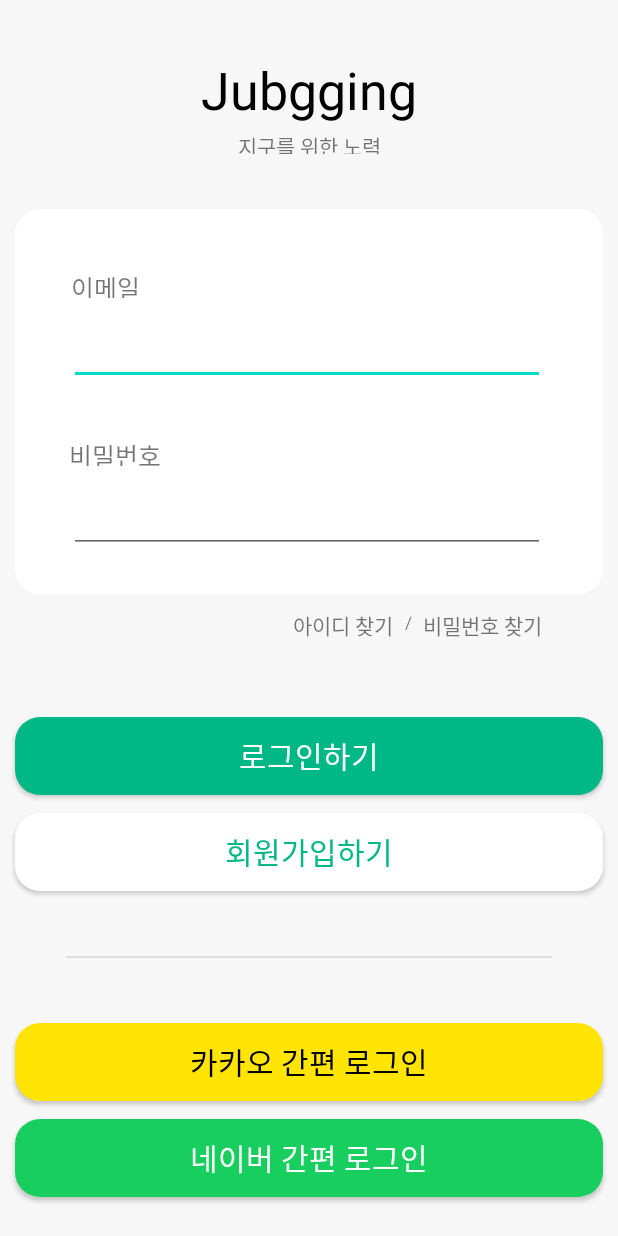
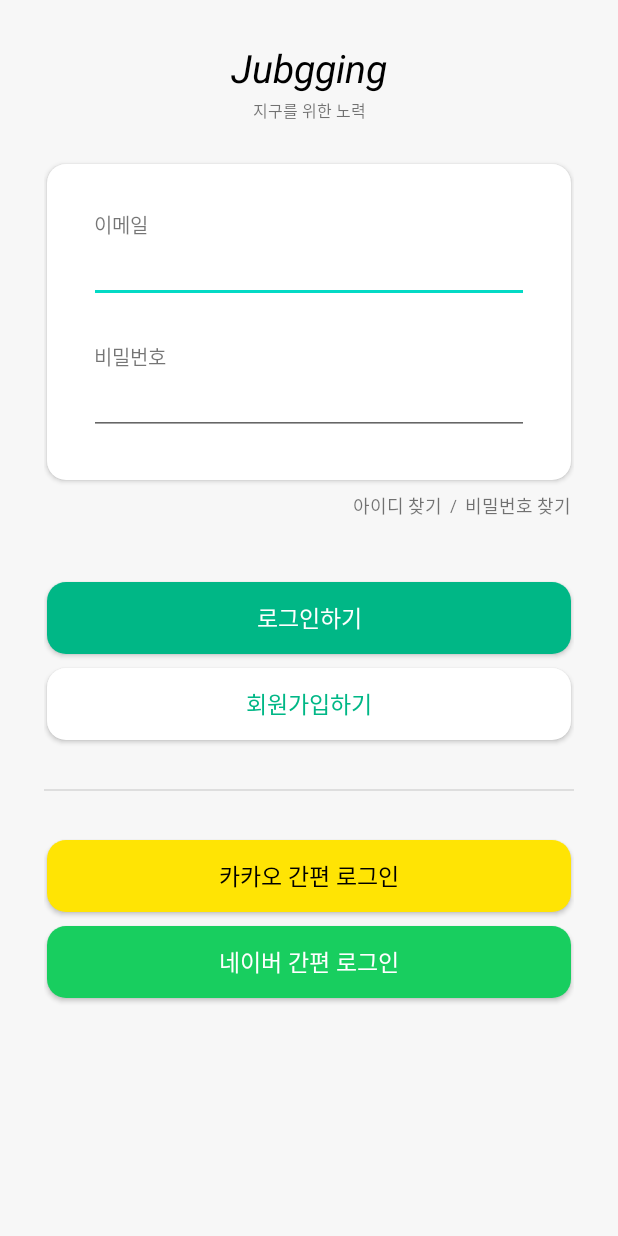
Before and after one commit to To-be-young/Jubgging_AOS, an Android app: the screen it shows after launch (LoginActivity), on a phone screen of 412 x 824 dp. Run offline under Robolectric (Android 15) with nearby library versions, the phone set to English and light mode, and no system bars.

Commit message:
login_xml 수정

```diff
--- a/Jubgging/app/src/main/res/drawable/login_kakao_login_btn.xml
+++ b/Jubgging/app/src/main/res/drawable/login_background_drawable.xml
@@ -1,9 +1,6 @@
 <?xml version="1.0" encoding="utf-8"?>
 <shape xmlns:android="http://schemas.android.com/apk/res/android"
     android:shape="rectangle" >
-    <solid android:color="#ffe404"/>
-    <corners android:bottomRightRadius="16.7dp"
-        android:bottomLeftRadius="16.7dp"
-        android:topLeftRadius="16.7dp"
-        android:topRightRadius="16.7dp"/>
+    <solid android:color="#ffffff"/>
+    <corners android:radius="12.5dp"/>
 </shape>
--- a/Jubgging/app/src/main/res/drawable/login_login_btn_shape.xml
+++ b/Jubgging/app/src/main/res/drawable/login_btn_background_drawable.xml
@@ -2,8 +2,5 @@
 <shape xmlns:android="http://schemas.android.com/apk/res/android"
     android:shape="rectangle" >
     <solid android:color="@color/green_blue"/>
-    <corners android:bottomRightRadius="16.7dp"
-        android:bottomLeftRadius="16.7dp"
-        android:topLeftRadius="16.7dp"
-        android:topRightRadius="16.7dp"/>
+    <corners android:radius="12.5dp"/>
 </shape>
--- a/Jubgging/app/src/main/res/drawable/login_layount_shape.xml
+++ b/Jubgging/app/src/main/res/drawable/login_kakao_btn_background_drawable.xml
@@ -1,9 +1,6 @@
 <?xml version="1.0" encoding="utf-8"?>
 <shape xmlns:android="http://schemas.android.com/apk/res/android"
     android:shape="rectangle" >
-    <solid android:color="#ffffff"/>
-    <corners android:bottomRightRadius="16.7dp"
-        android:bottomLeftRadius="16.7dp"
-        android:topLeftRadius="16.7dp"
-        android:topRightRadius="16.7dp"/>
+    <solid android:color="#ffe404"/>
+    <corners android:radius="12.5dp"/>
 </shape>
--- a/Jubgging/app/src/main/res/drawable/login_naver_login_btn.xml
+++ b/Jubgging/app/src/main/res/drawable/login_naver_btn_background_drawable.xml
@@ -2,9 +2,5 @@
 <shape xmlns:android="http://schemas.android.com/apk/res/android"
     android:shape="rectangle">
     <solid android:color="#18ce5f" />
-    <corners
-        android:bottomLeftRadius="16.7dp"
-        android:bottomRightRadius="16.7dp"
-        android:topLeftRadius="16.7dp"
-        android:topRightRadius="16.7dp" />
+    <corners android:radius="12.5dp" />
 </shape>
--- a/Jubgging/app/src/main/res/layout/activity_login.xml
+++ b/Jubgging/app/src/main/res/layout/activity_login.xml
@@ -7,190 +7,239 @@
     android:background="@color/light_grey"
     tools:context=".LoginActivity">
 
+    <ScrollView
+        android:layout_width="match_parent"
+        android:layout_height="wrap_content"
+        android:orientation="vertical">
+
+    <androidx.constraintlayout.widget.ConstraintLayout
+        android:layout_width="match_parent"
+        android:layout_height="match_parent"
+        android:paddingHorizontal="29.1dp">
+
 
         <TextView
-        android:id="@+id/login_title_txt"
+            android:id="@+id/login_title_tv"
             android:layout_width="wrap_content"
             android:layout_height="wrap_content"
-        android:layout_marginTop="36.7dp"
+            android:layout_marginTop="27.5dp"
             android:text="@string/login_title"
             android:textColor="#000000"
-        android:textSize="34.7sp"
-        android:textStyle="normal"
+            android:textSize="26sp"
+            android:textStyle="italic"
             app:layout_constraintEnd_toEndOf="parent"
             app:layout_constraintStart_toStartOf="parent"
             app:layout_constraintTop_toTopOf="parent" />
 
         <TextView
-        android:id="@+id/login_sub_title_txt"
-        android:layout_width="110dp"
-        android:layout_height="16.3dp"
-        android:layout_marginTop="3.3dp"
+            android:id="@+id/login_sub_title_tv"
+            android:layout_width="wrap_content"
+            android:layout_height="wrap_content"
+            android:layout_marginTop="2.5dp"
             android:fontFamily="@font/nanumgothic_regular"
             android:text="@string/login_subtitle"
             android:textAlignment="center"
-        android:textSize="14sp"
+            android:textSize="10.5sp"
             app:layout_constraintEnd_toEndOf="parent"
             app:layout_constraintStart_toStartOf="parent"
-        app:layout_constraintTop_toBottomOf="@+id/login_title_txt" />
+            app:layout_constraintTop_toBottomOf="@+id/login_title_tv" />
 
         <androidx.constraintlayout.widget.ConstraintLayout
-        android:id="@+id/login_login_view"
-        android:layout_width="391.7dp"
-        android:layout_height="256.7dp"
-        android:layout_marginTop="36.7dp"
+            android:id="@+id/login_user_input_cl"
+            android:layout_width="match_parent"
+            android:layout_height="wrap_content"
+            android:layout_marginHorizontal="2dp"
+            android:layout_marginTop="27.5dp"
+            android:background="@drawable/login_background_drawable"
+            android:elevation="2dp"
+            android:paddingHorizontal="27.9dp"
+            android:paddingVertical="30dp"
             app:layout_constraintEnd_toEndOf="parent"
+            app:layout_constraintHorizontal_bias="0.0"
             app:layout_constraintStart_toStartOf="parent"
-        android:background="@drawable/login_layount_shape"
-        app:layout_constraintTop_toBottomOf="@+id/login_sub_title_txt">
+            app:layout_constraintTop_toBottomOf="@+id/login_sub_title_tv">
+
+            <EditText
+                android:id="@+id/login_user_pwd_et"
+                android:layout_width="match_parent"
+                android:layout_height="wrap_content"
+                android:layout_marginTop="2dp"
+                android:hint=""
+                android:textSize="13.8sp"
+                app:layout_constraintBottom_toBottomOf="parent"
+                app:layout_constraintStart_toStartOf="parent"
+                app:layout_constraintTop_toBottomOf="@+id/login_user_pwd_tv" />
 
             <TextView
-            android:id="@+id/login_loginEmail_txt"
-            android:layout_width="47dp"
-            android:layout_height="19dp"
-            android:layout_marginLeft="37.1dp"
-            android:layout_marginTop="40dp"
+                android:id="@+id/login_user_email_tv"
+                android:layout_width="wrap_content"
+                android:layout_height="wrap_content"
                 android:fontFamily="@font/nanumgothic_regular"
                 android:text="@string/login_email_txt"
-            android:textSize="16.7sp"
-            app:layout_constraintStart_toStartOf="parent"
-            app:layout_constraintTop_toTopOf="parent" />
+                android:textSize="13sp"
+                android:layout_marginStart="3dp"
+                app:layout_constraintBottom_toTopOf="@+id/login_user_email_et"
+                app:layout_constraintStart_toStartOf="@+id/login_user_email_et"
+                app:layout_constraintTop_toTopOf="parent"
+                app:layout_constraintVertical_chainStyle="packed" />
 
             <EditText
-            android:id="@+id/login_login_Email_ed"
-            android:layout_width="317dp"
+                android:id="@+id/login_user_email_et"
+                android:layout_width="match_parent"
                 android:layout_height="wrap_content"
-            android:layout_marginStart="36dp"
-            android:layout_marginTop="72dp"
+                android:layout_marginTop="2dp"
                 android:hint=""
+                android:textSize="14sp"
+                app:layout_constraintBottom_toTopOf="@+id/login_user_pwd_tv"
+                app:layout_constraintStart_toStartOf="parent"
+                app:layout_constraintTop_toBottomOf="@+id/login_user_email_tv" />
+
+            <TextView
+                android:id="@+id/login_user_pwd_tv"
+                android:layout_width="wrap_content"
+                android:layout_height="wrap_content"
+                android:layout_marginTop="25.6dp"
+                android:layout_marginStart="3dp"
+                android:fontFamily="@font/nanumgothic_regular"
+                android:text="@string/login_password_txt"
+                android:textSize="13sp"
+                app:layout_constraintBottom_toTopOf="@+id/login_user_pwd_et"
+                app:layout_constraintStart_toStartOf="@+id/login_user_pwd_et"
+                app:layout_constraintTop_toBottomOf="@+id/login_user_email_et"
+                app:layout_constraintVertical_chainStyle="packed" />
+
+        </androidx.constraintlayout.widget.ConstraintLayout>
+
+        <androidx.constraintlayout.widget.ConstraintLayout
+            android:id="@+id/login_find_acc_cl"
+            android:layout_width="wrap_content"
+            android:layout_height="wrap_content"
+            android:layout_marginTop="7.8dp"
+            app:layout_constraintEnd_toEndOf="@+id/login_user_input_cl"
+            app:layout_constraintTop_toBottomOf="@id/login_user_input_cl">
+
+
+            <TextView
+                android:id="@+id/login_find_id_tv"
+                android:layout_width="wrap_content"
+                android:layout_height="wrap_content"
+                android:text="@string/login_findID"
+                android:textSize="12sp"
+                app:layout_constraintBottom_toBottomOf="parent"
+                app:layout_constraintEnd_toStartOf="@+id/login_slash_tv"
+                app:layout_constraintHorizontal_bias="0.5"
+                app:layout_constraintHorizontal_chainStyle="packed"
                 app:layout_constraintStart_toStartOf="parent"
                 app:layout_constraintTop_toTopOf="parent" />
 
             <TextView
-            android:id="@+id/login_login_Password_txt"
-            android:layout_width="65dp"
-            android:layout_height="19dp"
-            android:layout_marginStart="36dp"
-            android:layout_marginTop="152dp"
-            android:fontFamily="@font/nanumgothic_regular"
-            android:text="@string/login_password_txt"
-            android:textSize="16.7sp"
-            app:layout_constraintStart_toStartOf="parent"
+                android:id="@+id/login_slash_tv"
+                android:layout_width="wrap_content"
+                android:layout_height="wrap_content"
+                android:layout_marginHorizontal="5dp"
+                android:text="/"
+                android:textSize="11sp"
+                app:layout_constraintBottom_toBottomOf="parent"
+                app:layout_constraintEnd_toStartOf="@+id/login_find_pwd_tv"
+                app:layout_constraintHorizontal_bias="0.5"
+                app:layout_constraintStart_toEndOf="@+id/login_find_id_tv"
                 app:layout_constraintTop_toTopOf="parent" />
 
-        <EditText
-            android:id="@+id/login_login_Password_ed"
-            android:layout_width="317dp"
+            <TextView
+                android:id="@+id/login_find_pwd_tv"
+                android:layout_width="wrap_content"
                 android:layout_height="wrap_content"
-            android:layout_marginStart="36dp"
-            android:layout_marginTop="184dp"
-            android:hint=""
-            app:layout_constraintStart_toStartOf="parent"
+                android:text="@string/login_findPW"
+                android:textSize="12sp"
+                app:layout_constraintBottom_toBottomOf="parent"
+                app:layout_constraintEnd_toEndOf="parent"
+                app:layout_constraintHorizontal_bias="0.5"
+                app:layout_constraintStart_toEndOf="@+id/login_slash_tv"
                 app:layout_constraintTop_toTopOf="parent" />
 
         </androidx.constraintlayout.widget.ConstraintLayout>
 
-    <TextView
-        android:id="@+id/login_findID_txt"
-        android:layout_width="wrap_content"
+        <androidx.appcompat.widget.AppCompatButton
+            android:id="@+id/login_fin_btn"
+            android:layout_width="match_parent"
             android:layout_height="wrap_content"
-        android:layout_marginTop="10.3dp"
-        android:layout_marginRight="8.1dp"
-        android:text="@string/login_findID"
-        android:textSize="14sp"
-        app:layout_constraintEnd_toStartOf="@+id/login_slash_txt"
-        app:layout_constraintTop_toBottomOf="@+id/login_login_view" />
+            android:layout_marginTop="41.8dp"
+            android:background="@drawable/login_btn_background_drawable"
+            android:layout_marginHorizontal="2dp"
+            android:fontFamily="@font/nanumgothic_bold"
+            android:paddingVertical="11dp"
 
-    <TextView
-        android:id="@+id/login_slash_txt"
-        android:layout_width="wrap_content"
-        android:layout_height="wrap_content"
-        android:layout_marginTop="11.4dp"
-        android:layout_marginRight="7.3dp"
-        android:text="/"
-        android:textSize="11.3sp"
-        app:layout_constraintEnd_toStartOf="@+id/login_findPW_txt"
-        app:layout_constraintTop_toBottomOf="@+id/login_login_view" />
+            android:text="@string/login_loginbtn"
+            android:textColor="@color/white"
+            android:textSize="15sp"
 
-    <TextView
-        android:id="@+id/login_findPW_txt"
-        android:layout_width="wrap_content"
-        android:layout_height="wrap_content"
-        android:layout_marginTop="10.3dp"
-        android:layout_marginRight="50.6dp"
-        android:text="@string/login_findPW"
-        android:textSize="14sp"
             app:layout_constraintEnd_toEndOf="parent"
-        app:layout_constraintTop_toBottomOf="@+id/login_login_view" />
+            app:layout_constraintStart_toStartOf="parent"
+            app:layout_constraintTop_toBottomOf="@+id/login_find_acc_cl" />
 
         <androidx.appcompat.widget.AppCompatButton
-        android:id="@+id/login_login_btn"
-        android:layout_width="391.7dp"
-        android:layout_height="51.7dp"
-        android:background="@drawable/login_login_btn_shape"
-        android:textSize="19.7sp"
-        android:textColor="@color/white"
+            android:id="@+id/login_sign_up_btn"
+            android:layout_width="match_parent"
+            android:layout_height="wrap_content"
+            android:layout_marginTop="9dp"
+            android:background="@drawable/login_background_drawable"
+            android:elevation="2dp"
             android:fontFamily="@font/nanumgothic_bold"
-        android:text="@string/login_loginbtn"
-        android:layout_marginTop="82.3dp"
+            android:paddingVertical="11dp"
+            android:text="@string/login_registerbtn"
+            android:textColor="@color/green_blue"
+            android:textSize="15sp"
+            android:layout_marginHorizontal="2dp"
             app:layout_constraintEnd_toEndOf="parent"
             app:layout_constraintStart_toStartOf="parent"
-        app:layout_constraintTop_toBottomOf="@+id/login_login_view" />
+            app:layout_constraintTop_toBottomOf="@+id/login_fin_btn" />
+
+        <View
+            android:id="@+id/login_border_v"
+            android:layout_width="match_parent"
+            android:layout_height="1dp"
+            android:layout_marginTop="32.5dp"
+            android:background="#1A000000"
+            app:layout_constraintEnd_toEndOf="parent"
+            app:layout_constraintStart_toStartOf="parent"
+            app:layout_constraintTop_toBottomOf="@+id/login_sign_up_btn" />
 
         <androidx.appcompat.widget.AppCompatButton
-        android:id="@+id/login_register_btn"
-        android:layout_width="391.7dp"
-        android:layout_height="51.7dp"
-        android:background="@drawable/login_layount_shape"
-        android:textSize="19.7sp"
-        android:textColor="@color/green_blue"
+            android:id="@+id/login_kakao_btn"
+            android:layout_width="match_parent"
+            android:layout_height="wrap_content"
+            android:layout_marginTop="32.5dp"
+            android:background="@drawable/login_kakao_btn_background_drawable"
+            android:elevation="2dp"
             android:fontFamily="@font/nanumgothic_bold"
-        android:text="@string/login_registerbtn"
-        android:layout_marginTop="12dp"
+            android:paddingVertical="11dp"
+            android:text="@string/login_kakao_login"
+            android:textColor="#000000"
+            android:textSize="15sp"
+            android:layout_marginHorizontal="2dp"
             app:layout_constraintEnd_toEndOf="parent"
             app:layout_constraintStart_toStartOf="parent"
-        app:layout_constraintTop_toBottomOf="@+id/login_login_btn" />
-
-    <View
-        android:id="@+id/login_boundary_view"
-        android:layout_width="match_parent"
-        android:layout_height="1dp"
-        android:background="#1A000000"
-        android:layout_marginTop="43.3dp"
-        android:layout_marginLeft="44.1dp"
-        android:layout_marginRight="44.2dp"
-        app:layout_constraintEnd_toEndOf="parent"
-        app:layout_constraintHorizontal_bias="0.5"
-        app:layout_constraintStart_toStartOf="parent"
-        app:layout_constraintTop_toBottomOf="@+id/login_register_btn"/>
+            app:layout_constraintTop_toBottomOf="@+id/login_border_v" />
 
         <androidx.appcompat.widget.AppCompatButton
-        android:id="@+id/login_kakao_login_btn"
-        android:layout_width="391.7dp"
-        android:layout_height="51.7dp"
-        android:background="@drawable/login_kakao_login_btn"
-        android:textSize="19.7sp"
-        android:textColor="#000000"
+            android:id="@+id/login_naver_btn"
+            android:layout_width="match_parent"
+            android:layout_height="wrap_content"
+            android:layout_marginHorizontal="2dp"
+            android:layout_marginTop="9dp"
+            android:background="@drawable/login_naver_btn_background_drawable"
+            android:elevation="2dp"
             android:fontFamily="@font/nanumgothic_bold"
-        android:text="@string/login_kakao_login"
-        android:layout_marginTop="43.3dp"
+            android:paddingVertical="11dp"
+            android:text="@string/login_naver_login"
+            android:layout_marginBottom="100dp"
+            android:textColor="#ffffff"
+            android:textSize="15sp"
+            app:layout_constraintBottom_toBottomOf="parent"
             app:layout_constraintEnd_toEndOf="parent"
             app:layout_constraintStart_toStartOf="parent"
-        app:layout_constraintTop_toBottomOf="@+id/login_boundary_view" />
-
-    <androidx.appcompat.widget.AppCompatButton
-        android:id="@+id/login_naver_login_btn"
-        android:layout_width="391.7dp"
-        android:layout_height="51.7dp"
-        android:background="@drawable/login_naver_login_btn"
-        android:textSize="19.7sp"
-        android:textColor="#ffffff"
-        android:fontFamily="@font/nanumgothic_bold"
-        android:text="@string/login_naver_login"
-        android:layout_marginTop="12dp"
-        app:layout_constraintEnd_toEndOf="parent"
-        app:layout_constraintStart_toStartOf="parent"
-        app:layout_constraintTop_toBottomOf="@+id/login_kakao_login_btn" />
-
+            app:layout_constraintTop_toBottomOf="@+id/login_kakao_btn" />
 
     </androidx.constraintlayout.widget.ConstraintLayout>
+    </ScrollView>
+</androidx.constraintlayout.widget.ConstraintLayout>
```
Lines whose indentation alone changed are shown as unchanged.
